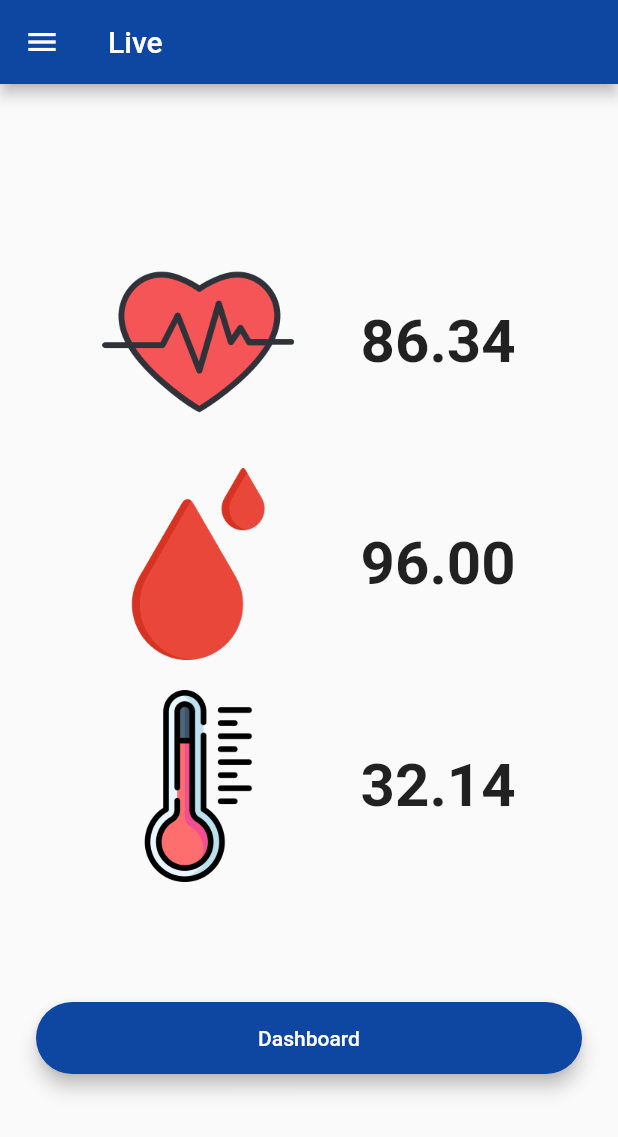
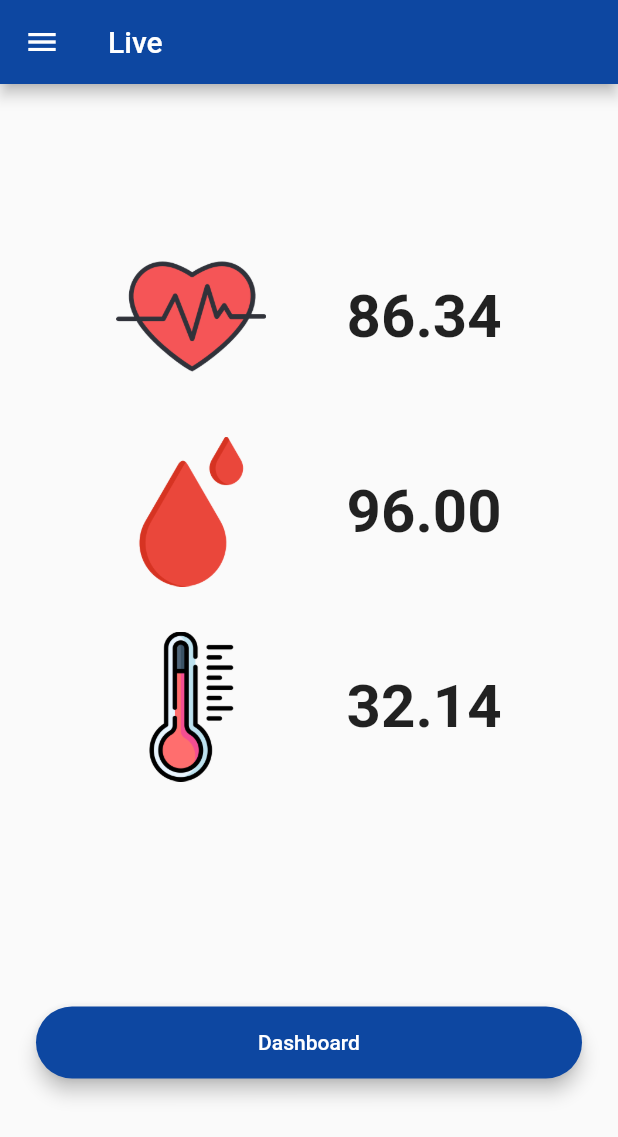
Before and after one commit to Redwan-Islam/healthcorner, a Flutter app: the liveScreen screen opened by its route, on a phone screen of 412 x 824 dp. Shown: the top 1137 px of the screen. Run offline on Flutter 3.47's test engine with Material 2 defaults, Android fonts, the phone set to English and light mode, and no system bars; our stand-ins replace lottie.

Commit message:
live screen icon resize

```diff
--- a/lib/view/liveScreen.dart
+++ b/lib/view/liveScreen.dart
@@ -1,3 +1,4 @@
+import 'package:flutter/cupertino.dart';
 import 'package:flutter/material.dart';
 import 'package:healthcorner/view/dashScreen.dart';
 
@@ -28,7 +29,7 @@ class _liveScreenState extends State<liveScreen> {
               children: [
                 Image.asset(
                   'assets/heart.png',
-                  height: 128,
+                  height: 100,
                 ),
                 const Text(
                   '86.34',
@@ -37,14 +38,14 @@ class _liveScreenState extends State<liveScreen> {
               ],
             ),
             const SizedBox(
-              height: 20,
+              height: 30,
             ),
             Row(
               mainAxisAlignment: MainAxisAlignment.spaceEvenly,
               children: [
                 Image.asset(
                   'assets/blood.png',
-                  height: 128,
+                  height: 100,
                 ),
                 const Text(
                   '96.00',
@@ -53,14 +54,15 @@ class _liveScreenState extends State<liveScreen> {
               ],
             ),
             const SizedBox(
-              height: 20,
+              height: 30,
             ),
             Row(
               mainAxisAlignment: MainAxisAlignment.spaceEvenly,
               children: [
                 Image.asset(
                   'assets/thermometer.png',
-                  height: 128,
+                  height: 100,
+
                 ),
                 const Text(
                   '32.14',
@@ -69,7 +71,7 @@ class _liveScreenState extends State<liveScreen> {
               ],
             ),
             const SizedBox(
-              height: 80,
+              height: 150,
             ),
             Material(
               elevation: 5.0,
```
